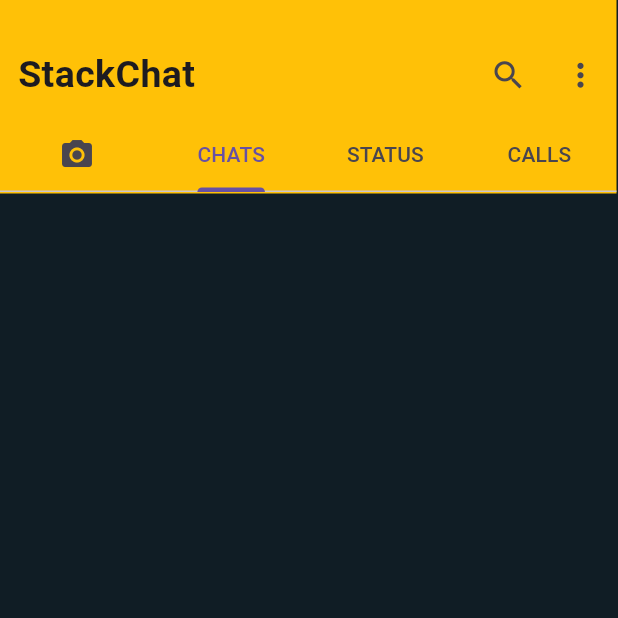
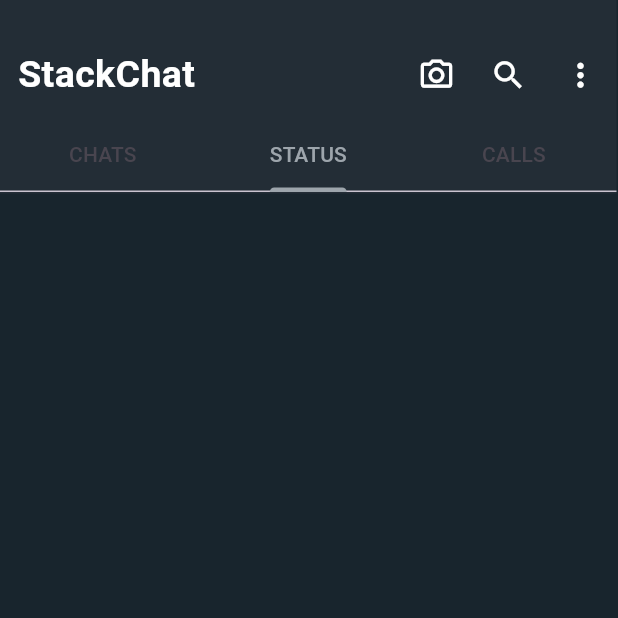
Before and after one commit to mahdi-islam-pranto/stackchat_app, a Flutter app: the screen it shows after launch, on a phone screen of 412 x 824 dp, the top half of it. Run offline on Flutter 3.47's test engine with Material 3 defaults, Android fonts, the phone set to English and light mode, and no system bars.

Commit message:
top bar2

```diff
--- a/lib/main.dart
+++ b/lib/main.dart
@@ -11,6 +11,7 @@ class MyApp extends StatelessWidget {
   @override
   Widget build(BuildContext context) {
     return const MaterialApp(
+      debugShowCheckedModeBanner: false,
       home: HomePage(),
     );
   }
--- a/lib/screens/homepage.dart
+++ b/lib/screens/homepage.dart
@@ -11,7 +11,7 @@ class _HomePageState extends State<HomePage> {
   @override
   Widget build(BuildContext context) {
     return Scaffold(
-      backgroundColor: Color(0xFF101D25),
+      backgroundColor: Color(0xFF18252D),
       body: Column(
         children: [
           //top of the app
@@ -19,7 +19,7 @@ class _HomePageState extends State<HomePage> {
             width: 411,
             height: 129,
             padding: EdgeInsets.only(top: 20),
-            color: Colors.amber,
+            color: Color(0xFF232D36),
             child: Column(
               children: [
                 // app logo and icons
@@ -30,6 +30,7 @@ class _HomePageState extends State<HomePage> {
                       child: Text(
                         "StackChat",
                         style: TextStyle(
+                          color: Colors.white,
                           fontSize: 25,
                           fontWeight: FontWeight.bold,
                         ),
@@ -40,11 +41,19 @@ class _HomePageState extends State<HomePage> {
                       mainAxisAlignment: MainAxisAlignment.end,
                       children: [
                         IconButton(
+                          color: Colors.white,
+                          iconSize: 25,
+                          icon: Icon(Icons.camera_alt_outlined),
+                          onPressed: () {},
+                        ),
+                        IconButton(
+                          color: Colors.white,
                           iconSize: 25,
                           icon: Icon(Icons.search),
                           onPressed: () {},
                         ),
                         IconButton(
+                          color: Colors.white,
                           iconSize: 25,
                           icon: Icon(Icons.more_vert),
                           onPressed: () {},
@@ -56,10 +65,11 @@ class _HomePageState extends State<HomePage> {
                 const DefaultTabController(
                     initialIndex: 1,
                     animationDuration: Durations.short1,
-                    length: 4,
+                    length: 3,
                     child: TabBar(
+                      indicatorColor: Color(0xFF9DA5AC),
+                      labelColor: Color(0xFF9DA5AC),
                       tabs: [
-                        Expanded(child: Tab(icon: Icon(Icons.camera_alt))),
                         Tab(
                           text: "CHATS",
                         ),
```
